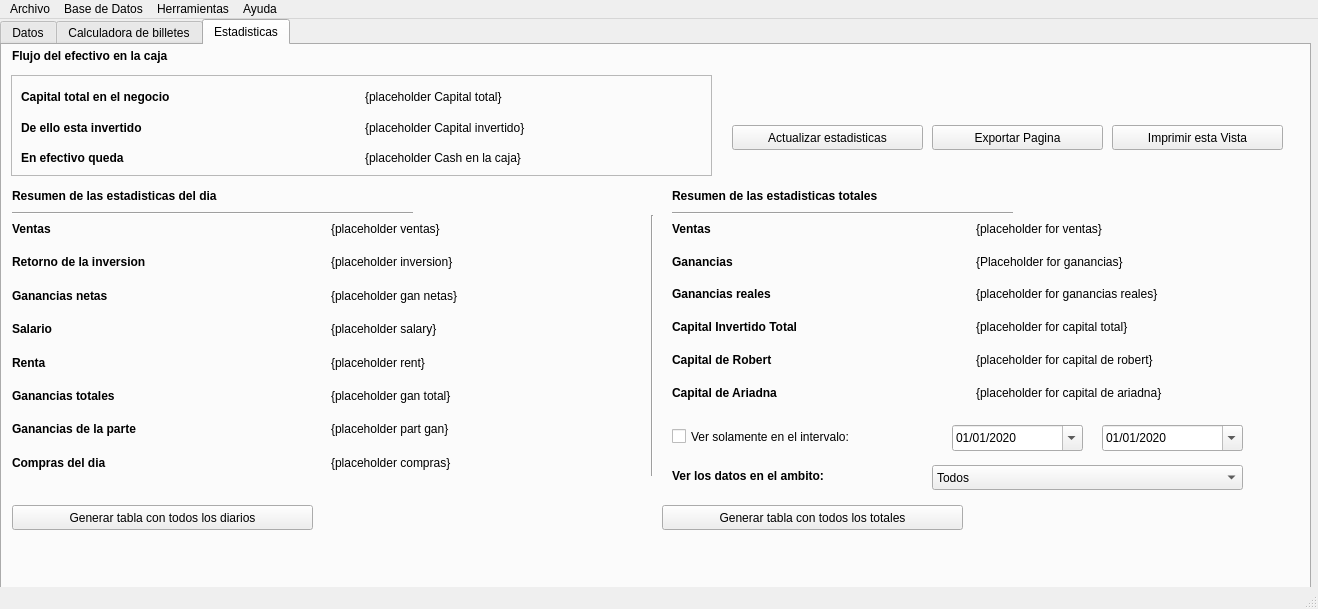
rlothbrock/PyJournal, file UI/main_v3.ui: the form before one commit.
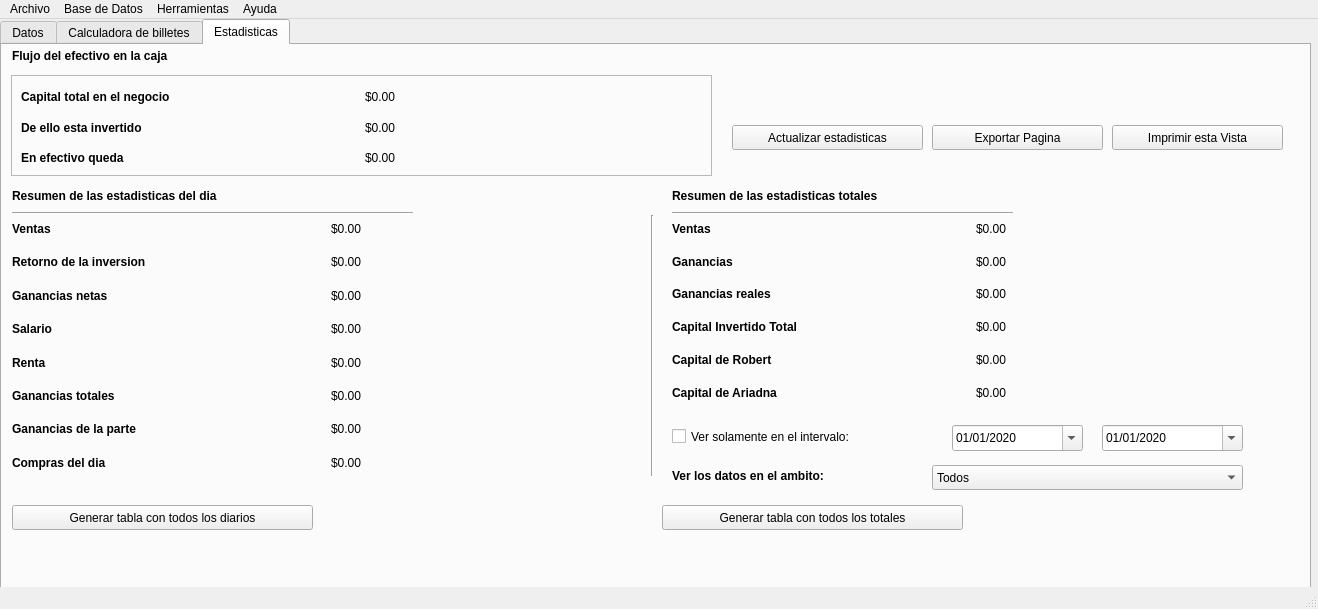
The form after the commit. Icons and pictures are not drawn.

```diff
--- a/UI/main_v3.ui
+++ b/UI/main_v3.ui
@@ -1579,7 +1579,7 @@
          <item>
           <widget class="QLabel" name="label_34">
            <property name="text">
-            <string>{placeholder for ventas}</string>
+            <string>$0.00</string>
            </property>
           </widget>
          </item>
@@ -1603,7 +1603,7 @@
          <item>
           <widget class="QLabel" name="label_38">
            <property name="text">
-            <string>{Placeholder for ganancias}</string>
+            <string>$0.00</string>
            </property>
           </widget>
          </item>
@@ -1627,7 +1627,7 @@
          <item>
           <widget class="QLabel" name="label_42">
            <property name="text">
-            <string>{placeholder for ganancias reales}</string>
+            <string>$0.00</string>
            </property>
           </widget>
          </item>
@@ -1651,7 +1651,7 @@
          <item>
           <widget class="QLabel" name="label_40">
            <property name="text">
-            <string>{placeholder for capital total}</string>
+            <string>$0.00</string>
            </property>
           </widget>
          </item>
@@ -1675,7 +1675,7 @@
          <item>
           <widget class="QLabel" name="label_44">
            <property name="text">
-            <string>{placeholder for capital de robert}</string>
+            <string>$0.00</string>
            </property>
           </widget>
          </item>
@@ -1699,7 +1699,7 @@
          <item>
           <widget class="QLabel" name="label_36">
            <property name="text">
-            <string>{placeholder for capital de ariadna}</string>
+            <string>$0.00</string>
            </property>
           </widget>
          </item>
@@ -1754,7 +1754,7 @@
          <item>
           <widget class="QLabel" name="label_49">
            <property name="text">
-            <string>{placeholder ventas}</string>
+            <string>$0.00</string>
            </property>
           </widget>
          </item>
@@ -1778,7 +1778,7 @@
          <item>
           <widget class="QLabel" name="label_47">
            <property name="text">
-            <string>{placeholder inversion}</string>
+            <string>$0.00</string>
            </property>
           </widget>
          </item>
@@ -1802,7 +1802,7 @@
          <item>
           <widget class="QLabel" name="label_59">
            <property name="text">
-            <string>{placeholder gan netas}</string>
+            <string>$0.00</string>
            </property>
           </widget>
          </item>
@@ -1826,7 +1826,7 @@
          <item>
           <widget class="QLabel" name="label_61">
            <property name="text">
-            <string>{placeholder salary}</string>
+            <string>$0.00</string>
            </property>
           </widget>
          </item>
@@ -1850,7 +1850,7 @@
          <item>
           <widget class="QLabel" name="label_17">
            <property name="text">
-            <string>{placeholder rent}</string>
+            <string>$0.00</string>
            </property>
           </widget>
          </item>
@@ -1874,7 +1874,7 @@
          <item>
           <widget class="QLabel" name="label_63">
            <property name="text">
-            <string>{placeholder gan total}</string>
+            <string>$0.00</string>
            </property>
           </widget>
          </item>
@@ -1898,7 +1898,7 @@
          <item>
           <widget class="QLabel" name="label_65">
            <property name="text">
-            <string>{placeholder part gan}</string>
+            <string>$0.00</string>
            </property>
           </widget>
          </item>
@@ -1922,7 +1922,7 @@
          <item>
           <widget class="QLabel" name="label_51">
            <property name="text">
-            <string>{placeholder compras}</string>
+            <string>$0.00</string>
            </property>
           </widget>
          </item>
@@ -2183,7 +2183,7 @@
           <item>
            <widget class="QLabel" name="label_71">
             <property name="text">
-             <string>{placeholder Capital total}</string>
+             <string>$0.00</string>
             </property>
            </widget>
           </item>
@@ -2207,7 +2207,7 @@
           <item>
            <widget class="QLabel" name="label_69">
             <property name="text">
-             <string>{placeholder Capital invertido}</string>
+             <string>$0.00</string>
             </property>
            </widget>
           </item>
@@ -2231,7 +2231,7 @@
           <item>
            <widget class="QLabel" name="label_73">
             <property name="text">
-             <string>{placeholder Cash en la caja}</string>
+             <string>$0.00</string>
             </property>
            </widget>
           </item>
```
Left out of the diff: 54 changed lines with no effect on the pictures.
